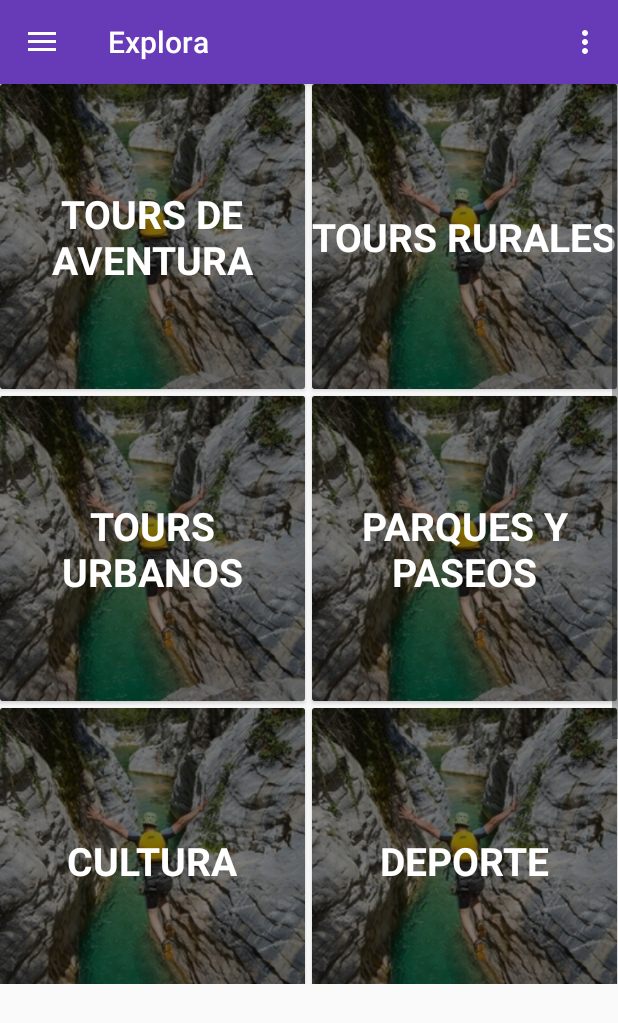
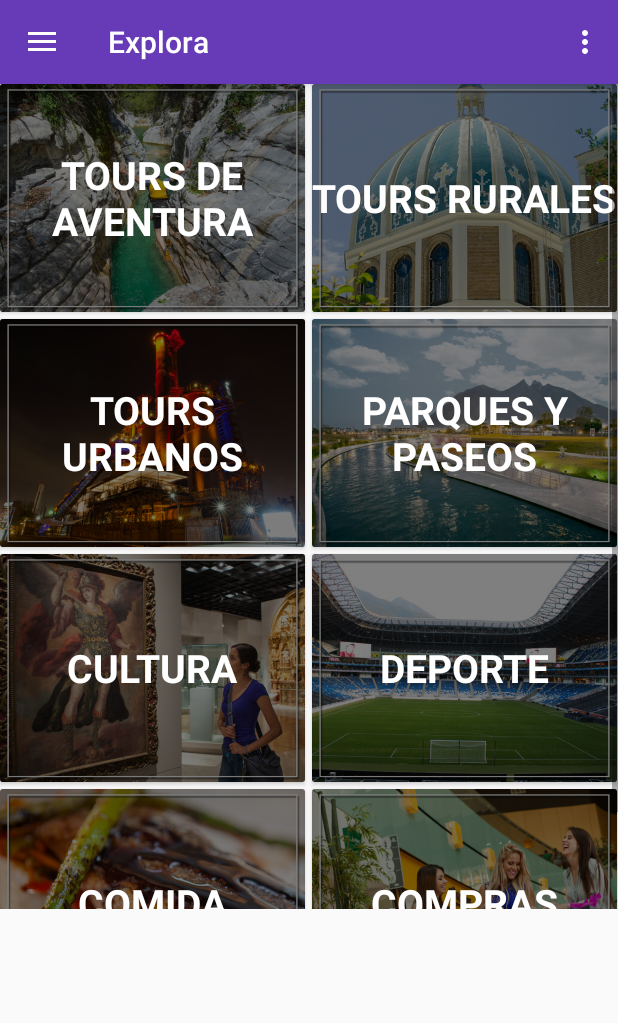
Before and after one commit to divancontreras/NuevoLeonTravel, an Android app: the screen it shows after launch (MainActivity), in the side drawer, after a tap on "¿Qué hacer?", on a phone screen of 412 x 824 dp. Shown: the top 1023 px of the screen. Run offline under Robolectric (Android 15) with nearby library versions, the light colour scheme and no system bars; our stand-ins replace Picasso; 5 statements that could not run were skipped.

Commit message:
quehacer added images

```diff
--- a/NuevoLeonTravel/app/src/main/java/com/jorgegilcavazos/nuevoleontravel/CategoryAdapter.java
+++ b/NuevoLeonTravel/app/src/main/java/com/jorgegilcavazos/nuevoleontravel/CategoryAdapter.java
@@ -40,10 +40,10 @@ public class CategoryAdapter extends BaseAdapter {
     }
 
     private Integer[] mThumbIds = {
-            R.drawable.aventura, R.drawable.aventura,
-            R.drawable.aventura, R.drawable.aventura,
-            R.drawable.aventura, R.drawable.aventura,
-            R.drawable.aventura, R.drawable.aventura,
+            R.drawable.aventura, R.drawable.rurales,
+            R.drawable.urbanos, R.drawable.paseos,
+            R.drawable.cultura, R.drawable.deportes,
+            R.drawable.comida, R.drawable.compras,
     };
 
     private String[] mCategoryNames = {
--- a/NuevoLeonTravel/app/src/main/res/layout/fragment_que_hacer.xml
+++ b/NuevoLeonTravel/app/src/main/res/layout/fragment_que_hacer.xml
@@ -1,6 +1,6 @@
 <RelativeLayout
     android:layout_width="match_parent"
-    android:layout_height="600dp"
+    android:layout_height="550dp"
     xmlns:android="http://schemas.android.com/apk/res/android">
 
     <GridView xmlns:android="http://schemas.android.com/apk/res/android"
```
Also changed, not shown: NuevoLeonTravel/app/src/main/res/drawable/aventura.jpg, NuevoLeonTravel/app/src/main/res/drawable/comida.jpg (renamed from NuevoLeonTravel/app/src/main/res/drawable/img-QueComer.jpg), NuevoLeonTravel/app/src/main/res/drawable/compras.jpg (renamed from NuevoLeonTravel/app/src/main/res/drawable/img-DeCompras.jpg), NuevoLeonTravel/app/src/main/res/drawable/cultura.jpg (renamed from NuevoLeonTravel/app/src/main/res/drawable/img-Cultura.jpg), NuevoLeonTravel/app/src/main/res/drawable/deportes.jpg (added), NuevoLeonTravel/app/src/main/res/drawable/paseos.jpg (renamed from NuevoLeonTravel/app/src/main/res/drawable/img-Parques-y-Paseos.jpg), NuevoLeonTravel/app/src/main/res/drawable/rurales.jpg (renamed from NuevoLeonTravel/app/src/main/res/drawable/img-ToursRurales.jpg), NuevoLeonTravel/app/src/main/res/drawable/urbanos.jpg (renamed from NuevoLeonTravel/app/src/main/res/drawable/img-ToursUrbanos.jpg).
